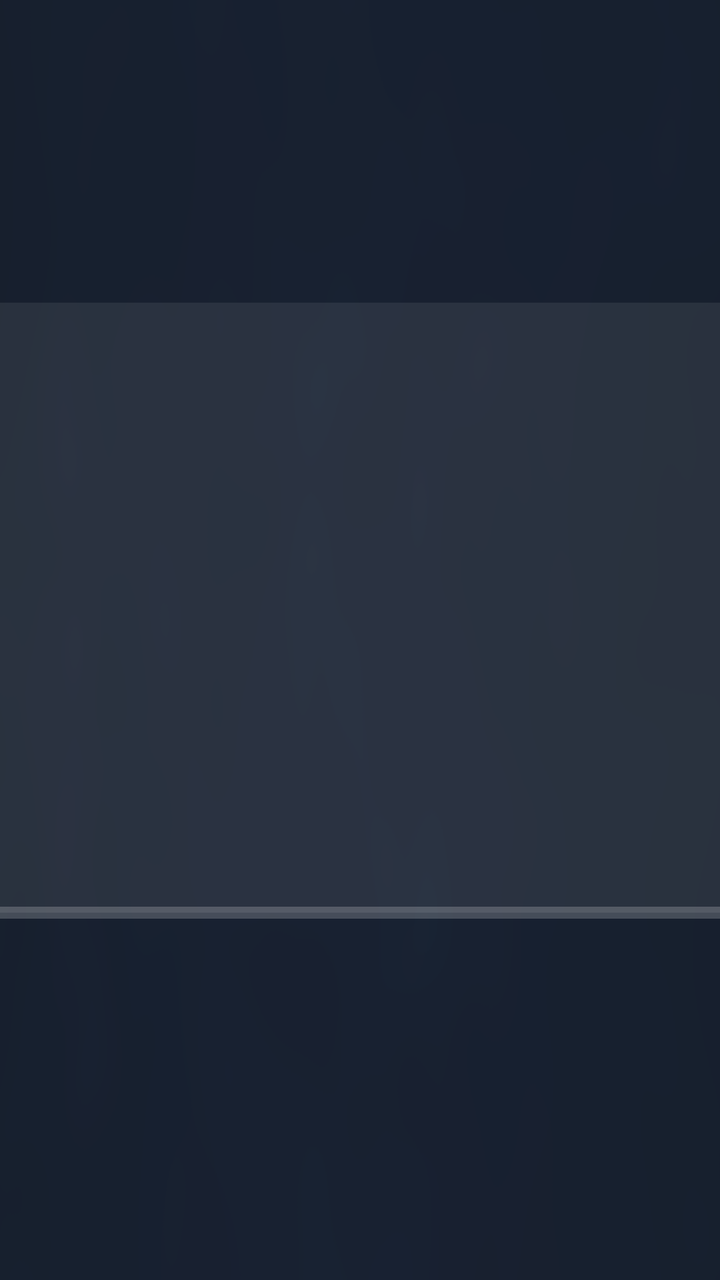
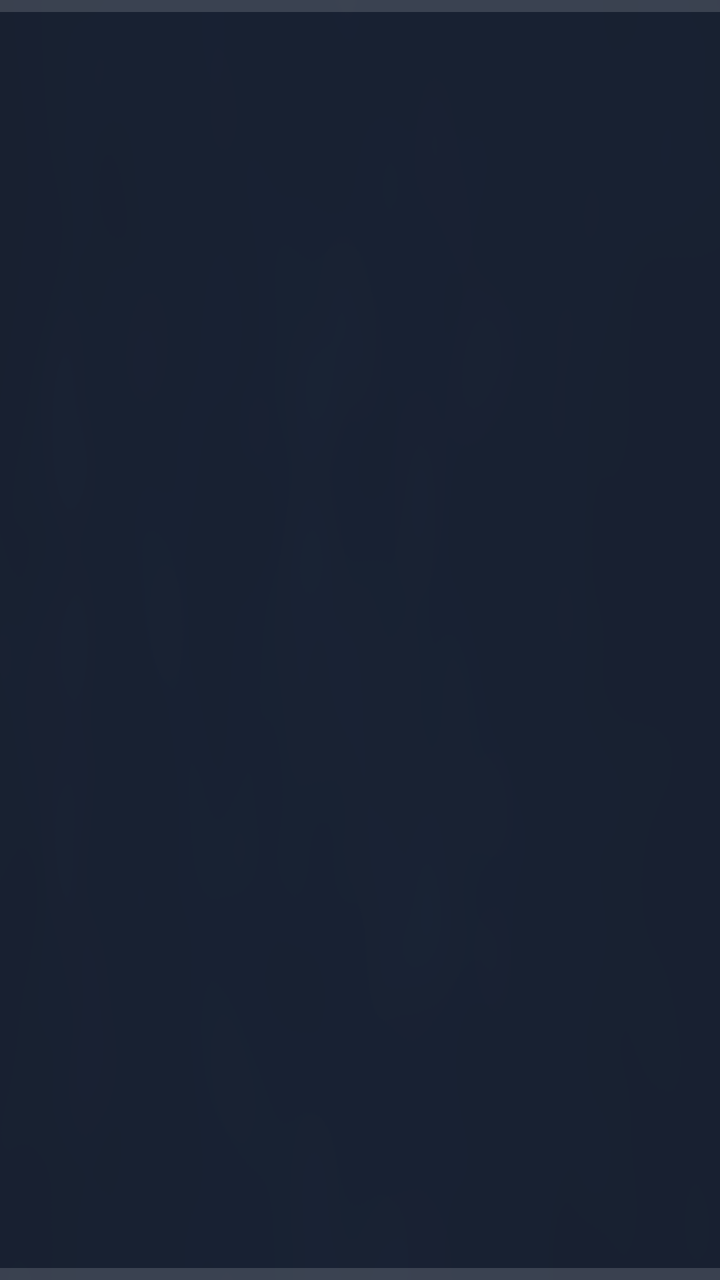

An Android layout rendered at two revisions. The XML below is the earlier revision; the diff shows what the commit changed to produce the second picture.
<!-- AndroidManifest.xml: application theme AppTheme.NoActionBar -->
<!-- res/layout/dialog_live_password.xml -->
<?xml version="1.0" encoding="utf-8"?>
<FrameLayout xmlns:android="http://schemas.android.com/apk/res/android"
    xmlns:tools="http://schemas.android.com/tools"
    android:layout_width="match_parent"
    android:layout_height="match_parent">

    <LinearLayout
        android:layout_width="@dimen/vs_400"
        android:layout_height="@dimen/vs_150"
        android:layout_gravity="center"
        android:background="@drawable/shape_dialog_bg_main"
        android:orientation="horizontal"
        android:padding="@dimen/vs_30">

        <EditText
            android:id="@+id/input"
            android:layout_width="match_parent"
            android:layout_height="wrap_content"
            android:layout_gravity="center"
            android:layout_weight="1"
            android:background="@drawable/input_dialog_api_input"
            android:hint="请输入密码"
            android:inputType="textPassword"
            android:maxLines="1"
            android:paddingLeft="2mm"
            android:paddingTop="@dimen/vs_10"
            android:paddingRight="@dimen/vs_2"
            android:paddingBottom="@dimen/vs_10"
            android:textColor="@color/color_FFFFFF"
            android:textColorHint="@color/color_6CFFFFFF"
            android:textSize="@dimen/ts_26" />

        <TextView
            android:id="@+id/inputSubmit"
            android:layout_width="wrap_content"
            android:layout_height="wrap_content"
            android:layout_gravity="center"
            android:layout_marginLeft="@dimen/vs_5"
            android:background="@drawable/button_dialog_main"
            android:focusable="true"
            android:gravity="center"
            android:padding="@dimen/vs_10"
            android:text="确定"
            android:textColor="@color/color_FFFFFF"
            android:textSize="@dimen/ts_22" />

    </LinearLayout>
</FrameLayout>
<!-- resources referenced by this layout -->
<resources>
  <color name="color_6CFFFFFF">#6CFFFFFF</color>
  <color name="color_FFFFFF">#ffffffff</color>
  <dimen name="ts_22">22mm</dimen>
  <dimen name="ts_26">26mm</dimen>
  <dimen name="vs_10">10mm</dimen>
  <dimen name="vs_150">150mm</dimen>
  <dimen name="vs_2">2mm</dimen>
  <dimen name="vs_30">30mm</dimen>
  <dimen name="vs_400">400mm</dimen>
  <dimen name="vs_5">5mm</dimen>
  <!-- drawable button_dialog_main (drawable) -->
  <?xml version="1.0" encoding="utf-8"?>
  <selector xmlns:android="http://schemas.android.com/apk/res/android">
      <item android:state_pressed="true">
          <shape>
              <corners android:radius="@dimen/vs_5" />
              <solid android:color="@color/color_0CADE2" />
          </shape>
      </item>
      <item android:state_focused="true">
          <shape>
              <corners android:radius="@dimen/vs_5" />
              <solid android:color="@color/color_0CADE2" />
          </shape>
      </item>
      <item android:state_focused="false">
          <shape>
              <corners android:radius="@dimen/vs_5" />
              <solid android:color="@color/color_dialog_field" />
              <stroke
                  android:width="@dimen/vs_1"
                  android:color="@color/color_rail_stroke" />
          </shape>
      </item>
  </selector>
  <!-- drawable shape_dialog_bg_main (drawable) -->
  <?xml version="1.0" encoding="utf-8"?>
  <layer-list xmlns:android="http://schemas.android.com/apk/res/android">
      <item>
          <shape>
              <corners android:radius="@dimen/vs_8" />
              <solid android:color="@color/color_dialog_surface" />
          </shape>
      </item>
      <item>
          <shape>
              <corners android:radius="@dimen/vs_8" />
              <stroke
                  android:width="@dimen/vs_1"
                  android:color="@color/color_rail_stroke" />
          </shape>
      </item>
  </layer-list>
  <style name="AppTheme.NoActionBar">
          <item name="android:windowActionBar">false</item>
          <item name="android:windowNoTitle">true</item>
          <item name="windowActionBar">false</item>
          <item name="android:windowFullscreen">true</item>//全屏即无通知栏
          <item name="android:windowContentOverlay">@null</item>//是否有遮盖
          <item name="windowNoTitle">true</item>
          <item name="android:keepScreenOn">true</item>
          
          <item name="android:windowBackground">@drawable/app_bg</item>
      </style>
  <color name="color_0CADE2">#990CADE2</color>
  <color name="color_dialog_field">#14FFFFFF</color>
  <dimen name="vs_1">1mm</dimen>
  <color name="color_rail_stroke">#33FFFFFF</color>
  <dimen name="vs_20_">-20mm</dimen>
  <dimen name="vs_8">8mm</dimen>
  <color name="color_dialog_surface">#F2192130</color>
  <!-- unchanged entries left out for length: 2 -->
</resources>

<!-- the commit's change to res/layout/dialog_live_password.xml (unified diff, before → after) -->
@@ -1,45 +1,49 @@
 <?xml version="1.0" encoding="utf-8"?>
 <FrameLayout xmlns:android="http://schemas.android.com/apk/res/android"
-    xmlns:tools="http://schemas.android.com/tools"
     android:layout_width="match_parent"
     android:layout_height="match_parent">
 
     <LinearLayout
-        android:layout_width="@dimen/vs_400"
-        android:layout_height="@dimen/vs_150"
+        android:layout_width="@dimen/vs_480"
+        android:layout_height="wrap_content"
         android:layout_gravity="center"
         android:background="@drawable/shape_dialog_bg_main"
-        android:orientation="horizontal"
+        android:orientation="vertical"
         android:padding="@dimen/vs_30">
+
+        <TextView
+            android:layout_width="match_parent"
+            android:layout_height="wrap_content"
+            android:layout_marginBottom="@dimen/vs_15"
+            android:text="直播密码"
+            android:textColor="@color/color_FFFFFF"
+            android:textSize="@dimen/ts_24"
+            android:textStyle="bold" />
 
         <EditText
             android:id="@+id/input"
             android:layout_width="match_parent"
-            android:layout_height="wrap_content"
-            android:layout_gravity="center"
-            android:layout_weight="1"
+            android:layout_height="@dimen/vs_50"
             android:background="@drawable/input_dialog_api_input"
+            android:gravity="center_vertical"
             android:hint="请输入密码"
             android:inputType="textPassword"
             android:maxLines="1"
-            android:paddingLeft="2mm"
-            android:paddingTop="@dimen/vs_10"
-            android:paddingRight="@dimen/vs_2"
-            android:paddingBottom="@dimen/vs_10"
+            android:paddingLeft="@dimen/vs_12"
+            android:paddingRight="@dimen/vs_12"
             android:textColor="@color/color_FFFFFF"
             android:textColorHint="@color/color_6CFFFFFF"
-            android:textSize="@dimen/ts_26" />
+            android:textSize="@dimen/ts_24" />
 
         <TextView
             android:id="@+id/inputSubmit"
-            android:layout_width="wrap_content"
-            android:layout_height="wrap_content"
-            android:layout_gravity="center"
-            android:layout_marginLeft="@dimen/vs_5"
+            android:layout_width="@dimen/vs_120"
+            android:layout_height="@dimen/vs_40"
+            android:layout_gravity="end"
+            android:layout_marginTop="@dimen/vs_20"
             android:background="@drawable/button_dialog_main"
             android:focusable="true"
             android:gravity="center"
-            android:padding="@dimen/vs_10"
             android:text="确定"
             android:textColor="@color/color_FFFFFF"
             android:textSize="@dimen/ts_22" />
<!-- resource entries referenced after the edit -->
@@ -3,35 +3,45 @@
   <color name="color_6CFFFFFF">#6CFFFFFF</color>
   <color name="color_FFFFFF">#ffffffff</color>
   <dimen name="ts_22">22mm</dimen>
-  <dimen name="ts_26">26mm</dimen>
-  <dimen name="vs_10">10mm</dimen>
-  <dimen name="vs_150">150mm</dimen>
+  <dimen name="ts_24">24mm</dimen>
+  <dimen name="vs_12">12mm</dimen>
+  <dimen name="vs_120">120mm</dimen>
+  <dimen name="vs_15">15mm</dimen>
+  <dimen name="vs_20">20mm</dimen>
   <dimen name="vs_2">2mm</dimen>
   <dimen name="vs_30">30mm</dimen>
-  <dimen name="vs_400">400mm</dimen>
+  <dimen name="vs_40">40mm</dimen>
+  <dimen name="vs_480">480mm</dimen>
+  <dimen name="vs_50">50mm</dimen>
   <dimen name="vs_5">5mm</dimen>
   <!-- drawable button_dialog_main (drawable) -->
   <?xml version="1.0" encoding="utf-8"?>
   <selector xmlns:android="http://schemas.android.com/apk/res/android">
       <item android:state_pressed="true">
           <shape>
-              <corners android:radius="@dimen/vs_5" />
-              <solid android:color="@color/color_0CADE2" />
+              <corners android:radius="@dimen/vs_16" />
+              <solid android:color="#3300D9FF" />
+              <stroke
+                  android:width="@dimen/vs_1"
+                  android:color="#B300D9FF" />
           </shape>
       </item>
       <item android:state_focused="true">
           <shape>
-              <corners android:radius="@dimen/vs_5" />
-              <solid android:color="@color/color_0CADE2" />
+              <corners android:radius="@dimen/vs_16" />
+              <solid android:color="#3300D9FF" />
+              <stroke
+                  android:width="@dimen/vs_1"
+                  android:color="#B300D9FF" />
           </shape>
       </item>
-      <item android:state_focused="false">
+      <item>
           <shape>
-              <corners android:radius="@dimen/vs_5" />
-              <solid android:color="@color/color_dialog_field" />
+              <corners android:radius="@dimen/vs_16" />
+              <solid android:color="#0FFFFFFF" />
               <stroke
                   android:width="@dimen/vs_1"
-                  android:color="@color/color_rail_stroke" />
+                  android:color="#1FFFFFFF" />
           </shape>
       </item>
   </selector>
@@ -40,16 +50,16 @@
   <layer-list xmlns:android="http://schemas.android.com/apk/res/android">
       <item>
           <shape>
-              <corners android:radius="@dimen/vs_8" />
-              <solid android:color="@color/color_dialog_surface" />
+              <corners android:radius="@dimen/radius_20" />
+              <solid android:color="#F51A2232" />
           </shape>
       </item>
       <item>
           <shape>
-              <corners android:radius="@dimen/vs_8" />
+              <corners android:radius="@dimen/radius_20" />
               <stroke
                   android:width="@dimen/vs_1"
-                  android:color="@color/color_rail_stroke" />
+                  android:color="#26FFFFFF" />
           </shape>
       </item>
   </layer-list>
@@ -64,13 +74,13 @@
           
           <item name="android:windowBackground">@drawable/app_bg</item>
       </style>
+  <dimen name="vs_16">16mm</dimen>
   <color name="color_0CADE2">#990CADE2</color>
   <color name="color_dialog_field">#14FFFFFF</color>
   <dimen name="vs_1">1mm</dimen>
   <color name="color_rail_stroke">#33FFFFFF</color>
+  <dimen name="radius_20">20mm</dimen>
   <dimen name="vs_20_">-20mm</dimen>
-  <dimen name="vs_8">8mm</dimen>
-  <color name="color_dialog_surface">#F2192130</color>
   <!-- unchanged entries left out for length: 2 -->
 </resources>
 
